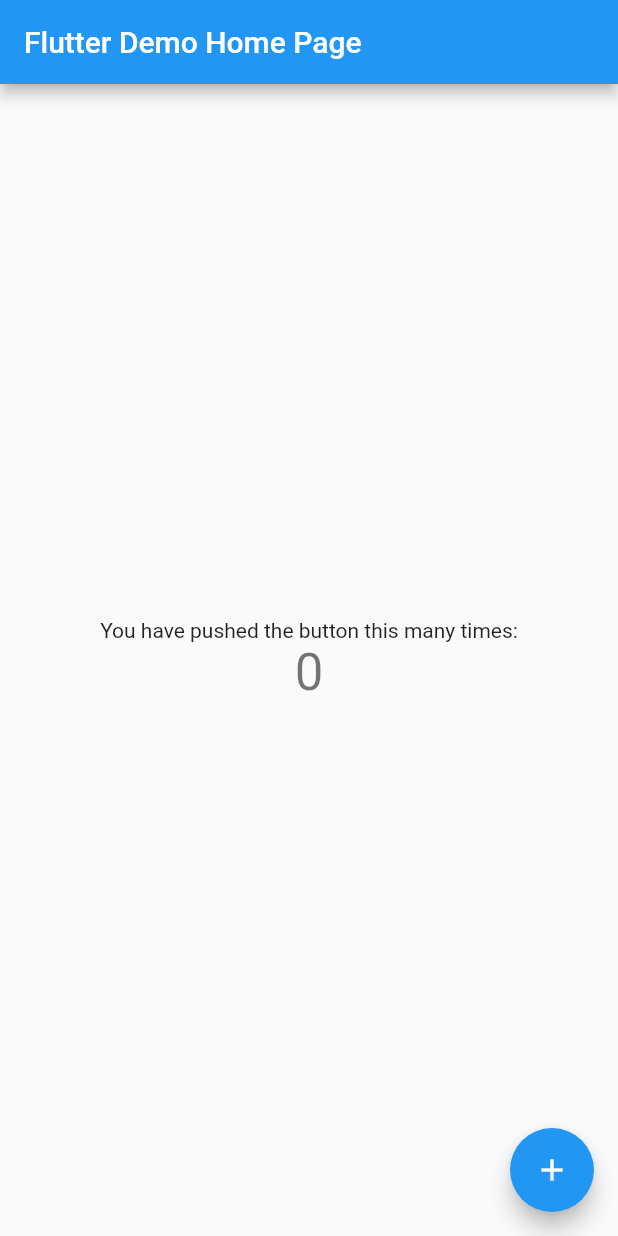
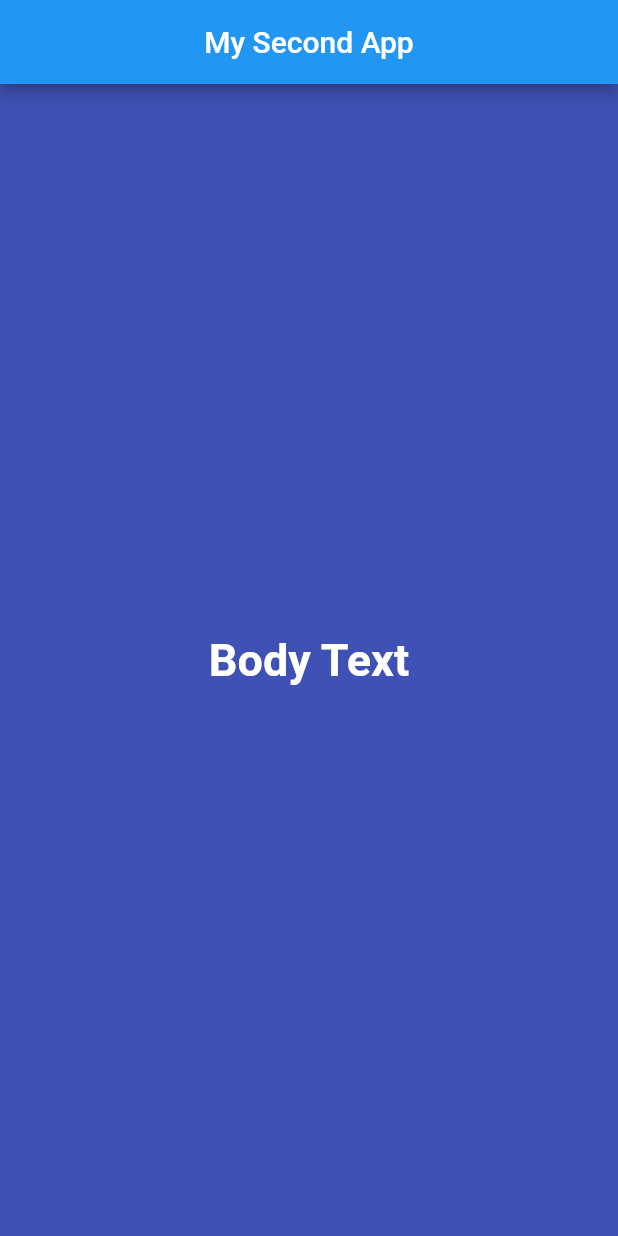
Before and after one commit to munem91/secondPetProject, a Flutter app: the screen it shows after launch, on a phone screen of 412 x 824 dp. Run offline on Flutter 3.47's test engine with Material 2 defaults, Android fonts, the light colour scheme and no system bars.

Commit message:
add main app bar and body Text

```diff
--- a/lib/main.dart
+++ b/lib/main.dart
@@ -1,115 +1,25 @@
 import 'package:flutter/material.dart';
 
 void main() {
-  runApp(const MyApp());
-}
-
-class MyApp extends StatelessWidget {
-  const MyApp({super.key});
-
-  // This widget is the root of your application.
-  @override
-  Widget build(BuildContext context) {
-    return MaterialApp(
-      title: 'Flutter Demo',
-      theme: ThemeData(
-        // This is the theme of your application.
-        //
-        // Try running your application with "flutter run". You'll see the
-        // application has a blue toolbar. Then, without quitting the app, try
-        // changing the primarySwatch below to Colors.green and then invoke
-        // "hot reload" (press "r" in the console where you ran "flutter run",
-        // or simply save your changes to "hot reload" in a Flutter IDE).
-        // Notice that the counter didn't reset back to zero; the application
-        // is not restarted.
-        primarySwatch: Colors.blue,
-      ),
-      home: const MyHomePage(title: 'Flutter Demo Home Page'),
-    );
-  }
-}
-
-class MyHomePage extends StatefulWidget {
-  const MyHomePage({super.key, required this.title});
-
-  // This widget is the home page of your application. It is stateful, meaning
-  // that it has a State object (defined below) that contains fields that affect
-  // how it looks.
-
-  // This class is the configuration for the state. It holds the values (in this
-  // case the title) provided by the parent (in this case the App widget) and
-  // used by the build method of the State. Fields in a Widget subclass are
-  // always marked "final".
-
-  final String title;
-
-  @override
-  State<MyHomePage> createState() => _MyHomePageState();
-}
-
-class _MyHomePageState extends State<MyHomePage> {
-  int _counter = 0;
-
-  void _incrementCounter() {
-    setState(() {
-      // This call to setState tells the Flutter framework that something has
-      // changed in this State, which causes it to rerun the build method below
-      // so that the display can reflect the updated values. If we changed
-      // _counter without calling setState(), then the build method would not be
-      // called again, and so nothing would appear to happen.
-      _counter++;
-    });
-  }
-
-  @override
-  Widget build(BuildContext context) {
-    // This method is rerun every time setState is called, for instance as done
-    // by the _incrementCounter method above.
-    //
-    // The Flutter framework has been optimized to make rerunning build methods
-    // fast, so that you can just rebuild anything that needs updating rather
-    // than having to individually change instances of widgets.
-    return Scaffold(
-      appBar: AppBar(
-        // Here we take the value from the MyHomePage object that was created by
-        // the App.build method, and use it to set our appbar title.
-        title: Text(widget.title),
-      ),
-      body: Center(
-        // Center is a layout widget. It takes a single child and positions it
-        // in the middle of the parent.
-        child: Column(
-          // Column is also a layout widget. It takes a list of children and
-          // arranges them vertically. By default, it sizes itself to fit its
-          // children horizontally, and tries to be as tall as its parent.
-          //
-          // Invoke "debug painting" (press "p" in the console, choose the
-          // "Toggle Debug Paint" action from the Flutter Inspector in Android
-          // Studio, or the "Toggle Debug Paint" command in Visual Studio Code)
-          // to see the wireframe for each widget.
-          //
-          // Column has various properties to control how it sizes itself and
-          // how it positions its children. Here we use mainAxisAlignment to
-          // center the children vertically; the main axis here is the vertical
-          // axis because Columns are vertical (the cross axis would be
-          // horizontal).
-          mainAxisAlignment: MainAxisAlignment.center,
-          children: <Widget>[
-            const Text(
-              'You have pushed the button this many times:',
+  runApp(
+    MaterialApp(
+      home: Scaffold(
+        backgroundColor: Colors.indigo,
+        appBar: AppBar(
+          title: const Text('My Second App'),
+          centerTitle: true,
+        ),
+        body: const Center(
+          child: Text(
+            'Body Text',
+            style: TextStyle(
+              fontSize: 30,
+              fontWeight: FontWeight.bold,
+              color: Colors.white,
             ),
-            Text(
-              '$_counter',
-              style: Theme.of(context).textTheme.headline4,
-            ),
-          ],
+          ),
         ),
       ),
-      floatingActionButton: FloatingActionButton(
-        onPressed: _incrementCounter,
-        tooltip: 'Increment',
-        child: const Icon(Icons.add),
-      ), // This trailing comma makes auto-formatting nicer for build methods.
-    );
-  }
+    ),
+  );
 }
```
Also changed, not shown: 1 other file.
